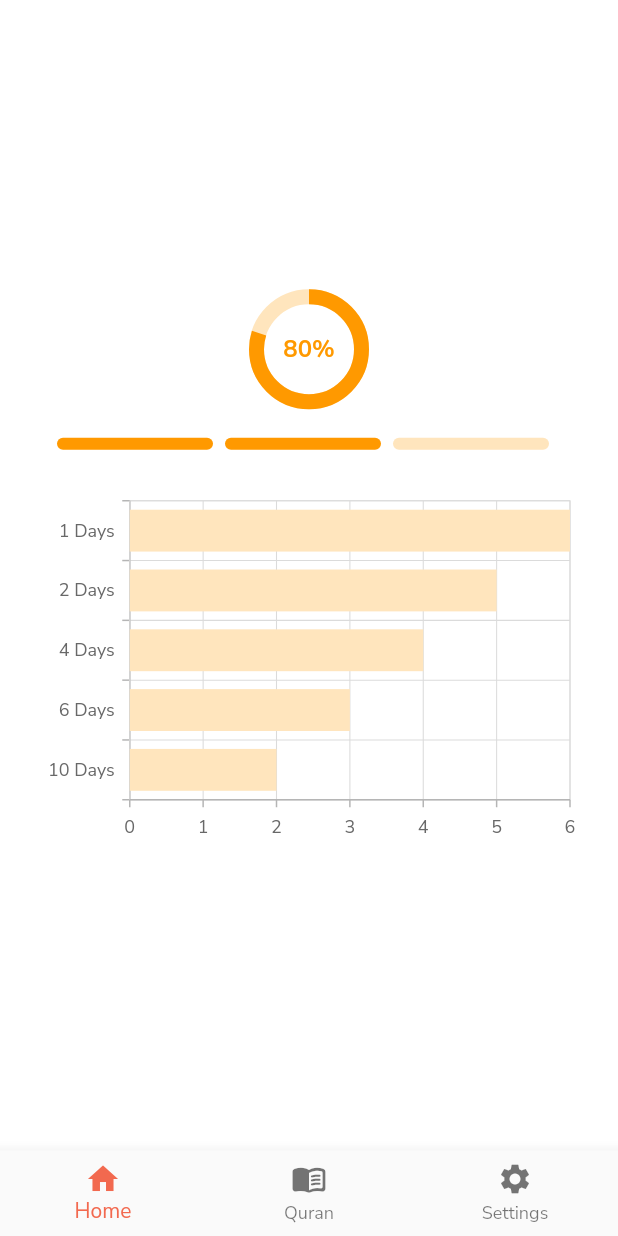
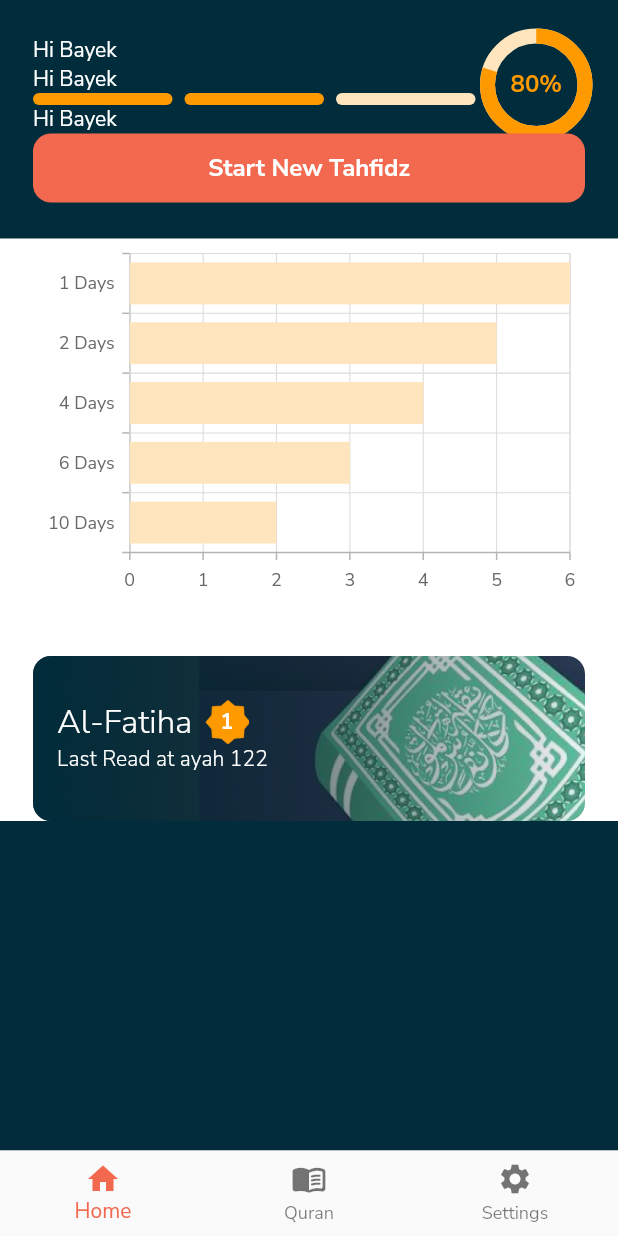
Before and after one commit to ismailrohaga/app-hafizh, a Flutter app: the HomeView screen opened by its route, on a phone screen of 412 x 824 dp. Run offline on Flutter 3.47's test engine with Material 2 defaults, Android fonts, the phone set to English and light mode, and no system bars; our stand-ins replace dartz, dio, equatable, firebase_core, flutter_dotenv, get_it and 5 more; accounts and stored records are empty.

Commit message:
feat: wip home ui impl

```diff
--- a/lib/common/ui/widget/atoms/circular_percentage_indicator_widget.dart
+++ b/lib/common/ui/widget/atoms/circular_percentage_indicator_widget.dart
@@ -81,8 +81,8 @@ class _AtomCircularPercentageWidgetState
           ),
         )),
         SizedBox(
-          width: 70,
-          height: 70,
+          width: 65,
+          height: 65,
           child: CircularProgressIndicator(
             value: value,
             valueColor: AlwaysStoppedAnimation<Color>(context.colors.secondary),
--- a/lib/common/ui/widget/molecules/button/hafizh_button_widget.dart
+++ b/lib/common/ui/widget/molecules/button/hafizh_button_widget.dart
@@ -10,16 +10,21 @@ class HafizhButtonWidget extends StatelessWidget {
 
   @override
   Widget build(BuildContext context) {
-    return ElevatedButton(
-      onPressed: onTap,
-      style: ElevatedButton.styleFrom(
-        shape: RoundedRectangleBorder(
-          borderRadius: BorderRadius.circular(CircularConstant.lg),
+    return GestureDetector(
+      onTap: onTap,
+      child: Container(
+        decoration: BoxDecoration(
+            color: context.colors.primary,
+            borderRadius:
+                const BorderRadius.all(Radius.circular(CircularConstant.lg))),
+        child: Padding(
+          padding: const EdgeInsets.all(12.0),
+          child: Text(
+            text,
+            style: context.textTheme.titleMedium,
+            textAlign: TextAlign.center,
+          ),
         ),
-      ),
-      child: Text(
-        text,
-        style: context.textTheme.titleMedium,
       ),
     );
   }
--- a/lib/common/ui/widget/molecules/card/surah_card_widget.dart
+++ b/lib/common/ui/widget/molecules/card/surah_card_widget.dart
@@ -21,7 +21,6 @@ class MoleculeSurahCardWidget extends StatelessWidget {
   Widget build(BuildContext context) {
     return InkWell(
       onTap: onTap,
-      child: Card(
       child: Container(
         height: 110,
         decoration: BoxDecoration(
@@ -34,7 +33,7 @@ class MoleculeSurahCardWidget extends StatelessWidget {
               context.colors.surface.withOpacity(0.8),
             ],
           ),
-            borderRadius: BorderRadius.circular(CircularConstant.md),
+          borderRadius: BorderRadius.circular(CircularConstant.lg),
           image: const DecorationImage(
             image: AssetImage(AssetConstant.quranCardBgImage),
             fit: BoxFit.cover,
@@ -45,14 +44,13 @@ class MoleculeSurahCardWidget extends StatelessWidget {
             title: MoleculeSurahTileTitleWidget(
               name: name,
               number: number,
-                style: context.textTheme.titleLarge?.copyWith(
-                    color: Colors.white, fontWeight: FontWeight.w300),
+              style: context.textTheme.titleLarge
+                  ?.copyWith(color: Colors.white, fontWeight: FontWeight.w300),
             ),
             subtitle: Text(
               subtitle,
-                style: context.textTheme.titleSmall?.copyWith(
-                    color: Colors.white, fontWeight: FontWeight.w300),
-              ),
+              style: context.textTheme.titleSmall
+                  ?.copyWith(color: Colors.white, fontWeight: FontWeight.w300),
             ),
           ),
         ),
--- a/lib/presentation/home/home_view.dart
+++ b/lib/presentation/home/home_view.dart
@@ -1,7 +1,12 @@
 import 'package:flutter/material.dart';
+import 'package:flutter/services.dart';
 import 'package:hafizh/common/const/screen_padding_constant.dart';
+import 'package:hafizh/common/const/spacing_constant.dart';
+import 'package:hafizh/common/ext/build_context_ext.dart';
 import 'package:hafizh/common/ui/widget/atoms/circular_percentage_indicator_widget.dart';
 import 'package:hafizh/common/ui/widget/atoms/horizontal_progress_bar_indicator_widget.dart';
+import 'package:hafizh/common/ui/widget/molecules/button/hafizh_button_widget.dart';
+import 'package:hafizh/common/ui/widget/molecules/card/surah_card_widget.dart';
 import 'package:hafizh/common/ui/widget/molecules/chart/bar_chart_widget.dart';
 
 class HomeView extends StatelessWidget {
@@ -10,28 +15,60 @@ class HomeView extends StatelessWidget {
   @override
   Widget build(BuildContext context) {
     return Scaffold(
-      body: Padding(
-        padding: const EdgeInsets.all(ScreenPaddingConstant.horizontal),
+      backgroundColor: context.colors.background,
+      body: AnnotatedRegion<SystemUiOverlayStyle>(
+        value: SystemUiOverlayStyle.light,
+        child: SafeArea(
           child: Column(
-          crossAxisAlignment: CrossAxisAlignment.center,
-          mainAxisAlignment: MainAxisAlignment.center,
             children: [
-            const AtomCircularPercentageIndicatorWidget(
-              value: 0.8,
-            ),
-            const SizedBox(height: 24.0),
-            const Padding(
-              padding: EdgeInsets.symmetric(
-                horizontal: 16.0,
-              ),
-              child: AtomHorizontalProgressBarIndicator(
+              Container(
+                child: Padding(
+                  padding: const EdgeInsets.symmetric(
+                      horizontal: ScreenPaddingConstant.horizontal,
+                      vertical: SpacingConstant.lg),
+                  child: Column(
+                    children: [
+                      Row(
+                        mainAxisAlignment: MainAxisAlignment.spaceBetween,
+                        children: [
+                          Expanded(
+                            child: Column(
+                              crossAxisAlignment: CrossAxisAlignment.start,
+                              children: [
+                                Text('Hi Bayek'),
+                                Text('Hi Bayek'),
+                                AtomHorizontalProgressBarIndicator(
                                   count: 3,
                                   value: 2,
                                 ),
+                                Text('Hi Bayek')
+                              ],
                             ),
-            const SizedBox(
-              height: 24.0,
                           ),
+                          const AtomCircularPercentageIndicatorWidget(
+                            value: 0.8,
+                          )
+                        ],
+                      ),
+                      Row(
+                        children: [
+                          Expanded(
+                            child: HafizhButtonWidget(
+                              text: 'Start New Tahfidz',
+                            ),
+                          ),
+                        ],
+                      ),
+                    ],
+                  ),
+                ),
+              ),
+              Container(
+                color: Colors.white,
+                child: Padding(
+                  padding: const EdgeInsets.symmetric(
+                      horizontal: ScreenPaddingConstant.horizontal),
+                  child: Column(children: [
                     MoleculeBarChartWidget(
                       dataSource: [
                         ChartData('10 Days', 2),
@@ -40,8 +77,21 @@ class HomeView extends StatelessWidget {
                         ChartData('2 Days', 5),
                         ChartData('1 Days', 6),
                       ],
-            )
+                    ),
+                    const SizedBox(
+                      height: 33,
+                    ),
+                    MoleculeSurahCardWidget(
+                      subtitle: "Last Read at ayah 122",
+                      name: "Al-Fatiha",
+                      number: 1,
+                      onTap: () => {},
+                    ),
+                  ]),
+                ),
+              ),
             ],
+          ),
         ),
       ),
     );
--- a/lib/presentation/onboard/onboard_view.dart
+++ b/lib/presentation/onboard/onboard_view.dart
@@ -96,7 +96,8 @@ class _OnBoardViewState extends State<OnBoardView> {
                     child: HafizhButtonWidget(
                         onTap: () {
                           if (_isLastPage) {
-                            prefSetProvider.markDoneOnBoard();
+                            // TODO: uncomment when building
+                            // prefSetProvider.markDoneOnBoard();
                             context.goNamed(NamedRoutes.loginView);
                           } else {
                             _pageController.nextPage(
```
Lines whose indentation alone changed are shown as unchanged.
